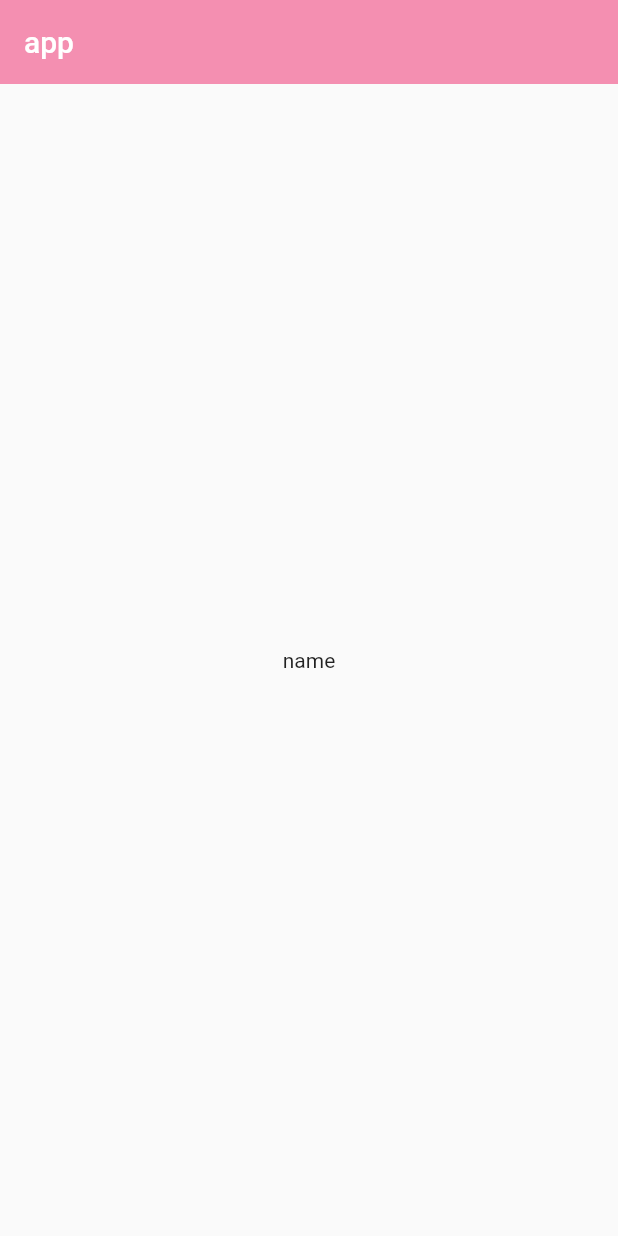
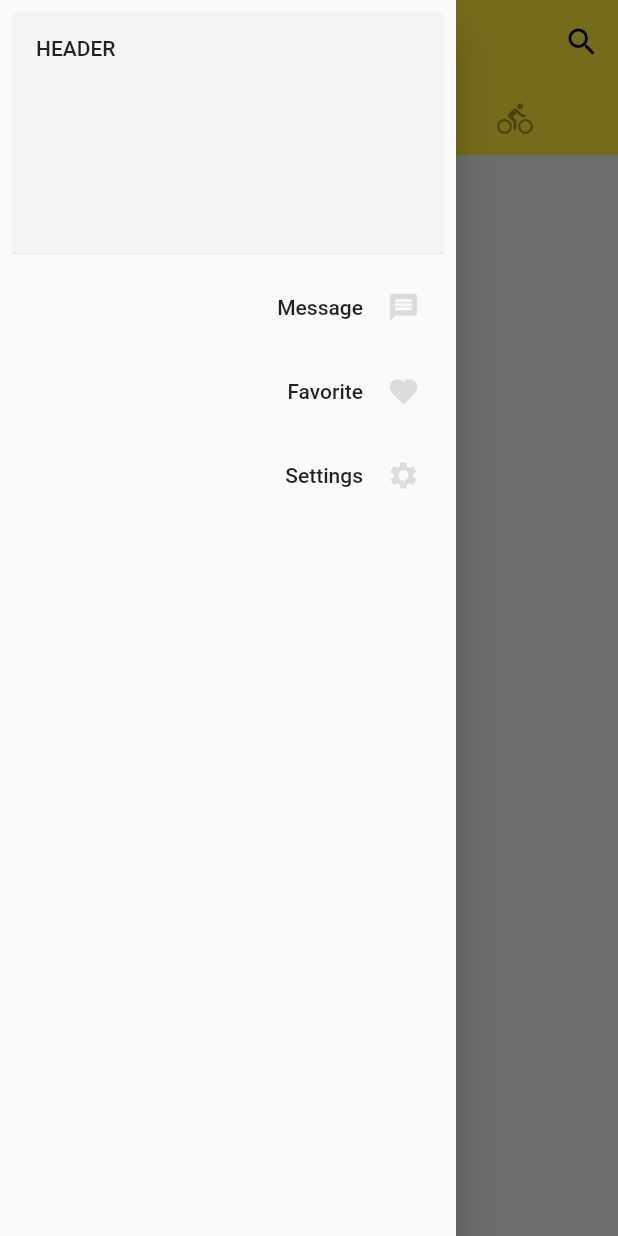
Before and after one commit to symboll/all, a Flutter app: the screen it shows after launch, with the side drawer open (before the commit the screen has no drawer), on a phone screen of 412 x 824 dp. Run offline on Flutter 3.47's test engine with Material 2 defaults, Android fonts, the light colour scheme and no system bars.

Commit message:
feat: add Drawer

```diff
--- /dev/null
+++ b/lib/demo/drawer_demo.dart
@@ -0,0 +1,47 @@
+import 'package:flutter/material.dart';
+
+class DrawerDemo extends StatelessWidget {
+  const DrawerDemo({Key key}) : super(key: key);
+
+  @override
+  Widget build(BuildContext context) {
+    // return Container(
+    //   child: Container(
+    //     color: Colors.white,
+    //     padding: EdgeInsets.all(8.0),
+    //     child: Column(
+    //       mainAxisAlignment: MainAxisAlignment.center,
+    //       children: <Widget>[
+    //         Text('this. is Drawer')
+    //       ],
+    //     ),
+    //   ),
+    // );
+    return Drawer(
+      child: ListView(
+        padding: EdgeInsets.all(8.0),
+        children: <Widget>[
+          DrawerHeader(
+            child: Text('header'.toUpperCase()),
+            decoration: BoxDecoration(
+              color: Colors.grey[100]
+            ),
+          ),
+          ListTile(
+            title: Text('Message', textAlign: TextAlign.right,),
+            trailing: Icon(Icons.message, color: Colors.black12, size: 22.0,),
+            // leading: ,          // 在标签的左侧 显示小图标
+          ),
+          ListTile(
+            title: Text('Favorite', textAlign: TextAlign.right,),
+            trailing: Icon(Icons.favorite, color: Colors.black12, size: 22.0,),
+          ),
+          ListTile(
+            title: Text('Settings', textAlign: TextAlign.right,),
+            trailing: Icon(Icons.settings, color: Colors.black12, size: 22.0,),
+          )
+        ],
+      ),
+    );
+  }
+}
--- a/lib/main.dart
+++ b/lib/main.dart
@@ -1,4 +1,6 @@
 import 'package:flutter/material.dart';
+import 'demo/drawer_demo.dart';
+import 'demo/list_view_demo.dart';
 
 void main() => runApp(App());
 
@@ -7,19 +9,11 @@ class App extends StatelessWidget {
   Widget build(BuildContext context) {
     return MaterialApp(
       debugShowCheckedModeBanner: false,
-      home: Scaffold(
-        appBar: AppBar(
-          title: Text('app',
-            style: TextStyle(
-              color: Colors.white
-            ),
-          ),
-          elevation: 0.0,
-        ),
-        body: Home()
-      ),
+      home: Home(),
       theme: ThemeData(
-        primaryColor: Colors.pink[200]
+        primarySwatch: Colors.yellow,
+        // highlightColor: Color.fromRGBO(255, 255, 255, 0.5)
+        // splashColor: Colors.white70
       ),
 
     );
@@ -28,19 +22,46 @@ class App extends StatelessWidget {
 class Home extends StatelessWidget {
   @override
   Widget build(BuildContext context) {
+
     // TODO: implement build
-    return Container(
-      child: Column(
-        mainAxisAlignment: MainAxisAlignment.center,
-        children: <Widget>[
-          Row(
-            mainAxisAlignment: MainAxisAlignment.center,
-            children: <Widget>[
-              Text('name')
-            ],
-          )
-        ],
-      ),
+    return DefaultTabController(
+      length: 3,
+      child: Scaffold(
+        backgroundColor: Colors.grey[200],
+        appBar:  AppBar(
+          // leading: IconButton(
+          //   icon: Icon(Icons.menu),
+          //   tooltip: "Navigration",
+          //   onPressed: () => {}
+          // ),
+          title: Text('app'.toUpperCase()),
+          actions: <Widget>[
+            IconButton(icon: Icon(Icons.search), tooltip: 'Serach', onPressed: () => {
+              debugPrint('bbbb')
+            })
+          ],
+          elevation: 0.0,
+          bottom: TabBar(
+            unselectedLabelColor: Colors.black38,        // 未被选中的颜色
+            indicatorColor: Colors.black54 ,
+            indicatorSize: TabBarIndicatorSize.tab,      // 下面指示器的长度与 tab的长度一样
+            indicatorWeight: 1.0,
+            tabs: <Widget> [
+              Tab(icon: Icon(Icons.local_florist)),
+              Tab(icon: Icon(Icons.change_history)),
+              Tab(icon: Icon(Icons.directions_bike)),
+            ]
+          ),
+        ),
+        body: TabBarView(
+          children: <Widget>[
+            Icon(Icons.local_florist, size: 128.0,color: Colors.red,),
+            Icon(Icons.change_history, size: 128.0,color: Colors.red),
+            Icon(Icons.directions_bike, size: 128.0,color: Colors.red)
+          ]
+        ),
+        drawer: DrawerDemo(),
+      )
     );
   }
 }
```
Also changed, not shown: lib/demo/list_view_demo.dart (added, +37 -0 lines), lib/model/post.dart (added, +107 -0 lines), lib/pages/cart_page.dart (deleted, +0 -11 lines), lib/pages/category_page.dart (deleted, +0 -11 lines), lib/pages/home_page.dart (deleted, +0 -23 lines), lib/pages/index_page.dart (deleted, +0 -75 lines), lib/pages/member_page.dart (deleted, +0 -11 lines).
